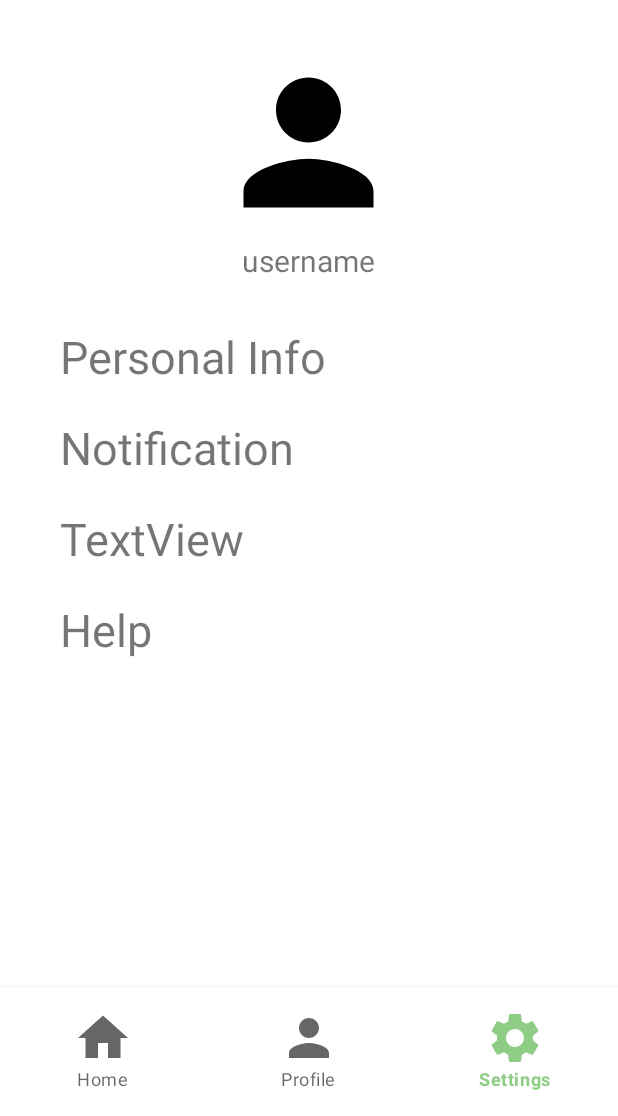
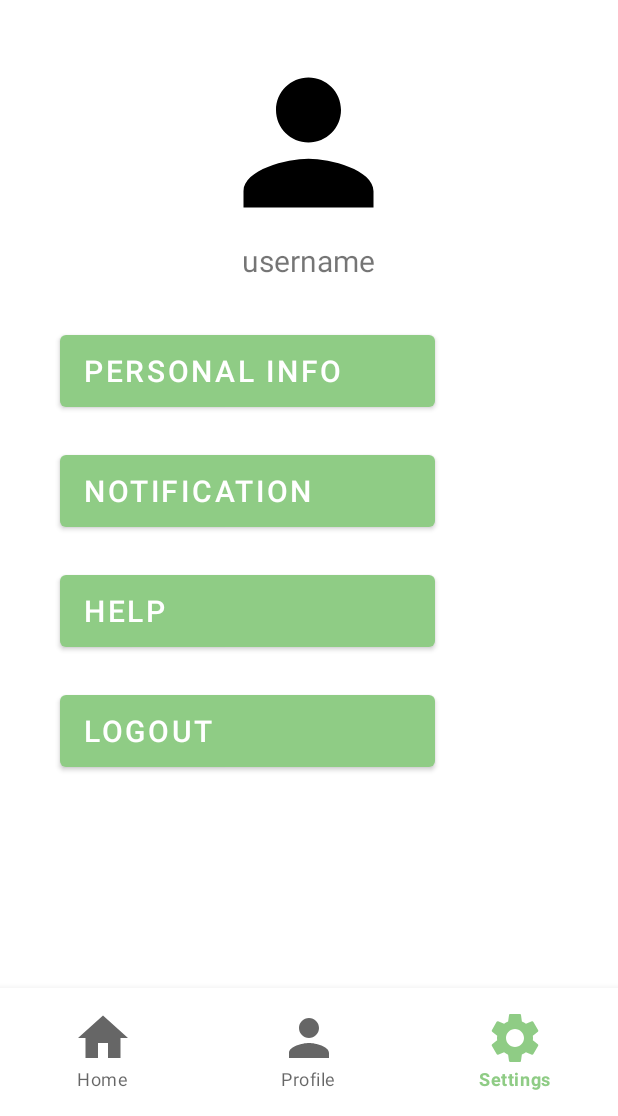
Before and after one commit to chengfangho/EnchantedPetsApp, an Android app: the screen it shows after launch (MainActivity), item 3 of the bottom bar chosen, on a phone screen of 412 x 824 dp, the part 120-1236 px from its top. Run offline under Robolectric (Android 15) with nearby library versions, the phone set to English and light mode, and no system bars; libraries missing offline, so code that uses them is left out: com.amazonaws.auth, com.amazonaws.mobileconnectors, com.amazonaws.regions; 4 statements that could not run were skipped.

Commit message:
with correct buttons

```diff
--- a/app/src/main/res/layout/fragment_settings.xml
+++ b/app/src/main/res/layout/fragment_settings.xml
@@ -37,36 +37,40 @@
             android:text="username"
             android:layout_marginBottom="20dp"/>
 
-        <TextView
+        <Button
             android:id="@+id/textView"
-            android:layout_width="match_parent"
-            android:layout_height="wrap_content"
+            android:layout_width="250dp"
+            android:layout_height="60dp"
             android:layout_margin="10dp"
             android:text="Personal Info"
-            android:textSize="30dp" />
+            android:textAlignment="textStart"
+            android:textSize="20dp" />
 
-        <TextView
+        <Button
             android:id="@+id/textView3"
-            android:layout_width="match_parent"
-            android:layout_height="wrap_content"
+            android:layout_width="250dp"
+            android:layout_height="60dp"
             android:layout_margin="10dp"
             android:text="Notification"
-            android:textSize="30dp" />
+            android:textAlignment="textStart"
+            android:textSize="20dp" />
 
-        <TextView
+        <Button
             android:id="@+id/textView4"
-            android:layout_width="match_parent"
-            android:layout_height="wrap_content"
-            android:layout_margin="10dp"
-            android:text="TextView"
-            android:textSize="30dp" />
-
-        <TextView
-            android:id="@+id/textView5"
-            android:layout_width="match_parent"
-            android:layout_height="wrap_content"
+            android:layout_width="250dp"
+            android:layout_height="60dp"
             android:layout_margin="10dp"
             android:text="Help"
-            android:textSize="30dp" />
+            android:textAlignment="textStart"
+            android:textSize="20dp" />
+
+        <Button
+            android:id="@+id/textView5"
+            android:layout_width="250dp"
+            android:layout_height="60dp"
+            android:layout_margin="10dp"
+            android:text="Logout"
+            android:textAlignment="textStart"
+            android:textSize="20dp" />
     </LinearLayout>
 </androidx.constraintlayout.widget.ConstraintLayout>
```
Also changed, not shown: app/src/main/java/com/example/enchantedpetsapp/Connector.java (+8 -4 lines), app/src/main/java/com/example/enchantedpetsapp/MainActivity.java (+4 -6 lines), app/src/main/res/layout/fragment_home.xml (+6 -6 lines).
